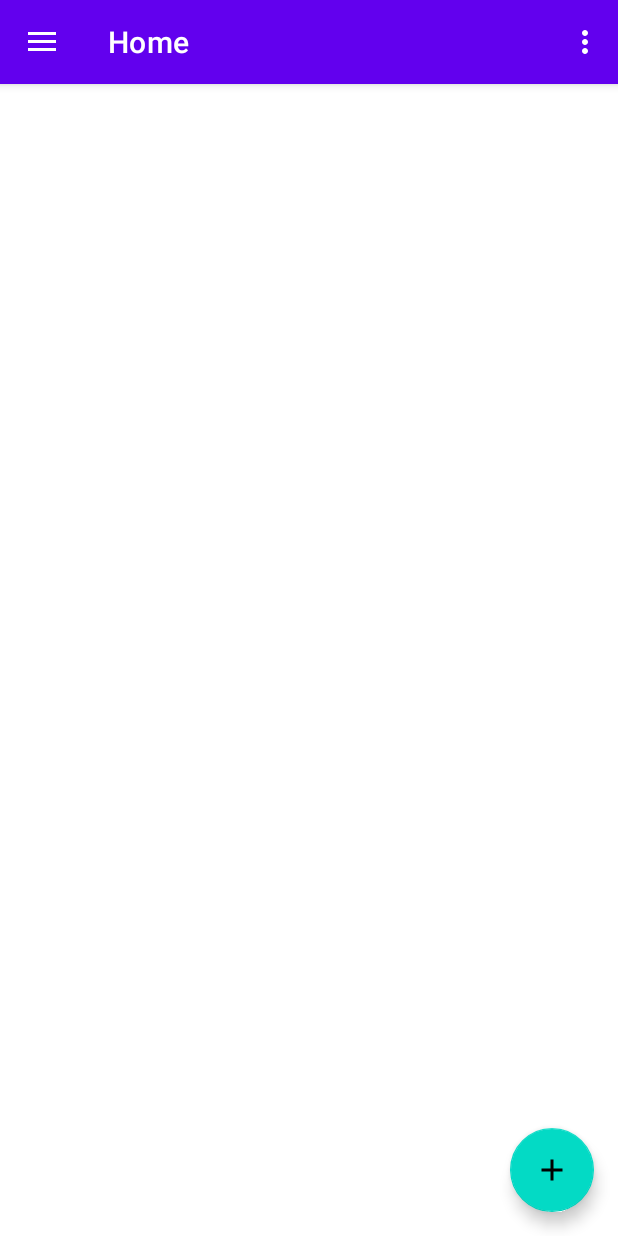
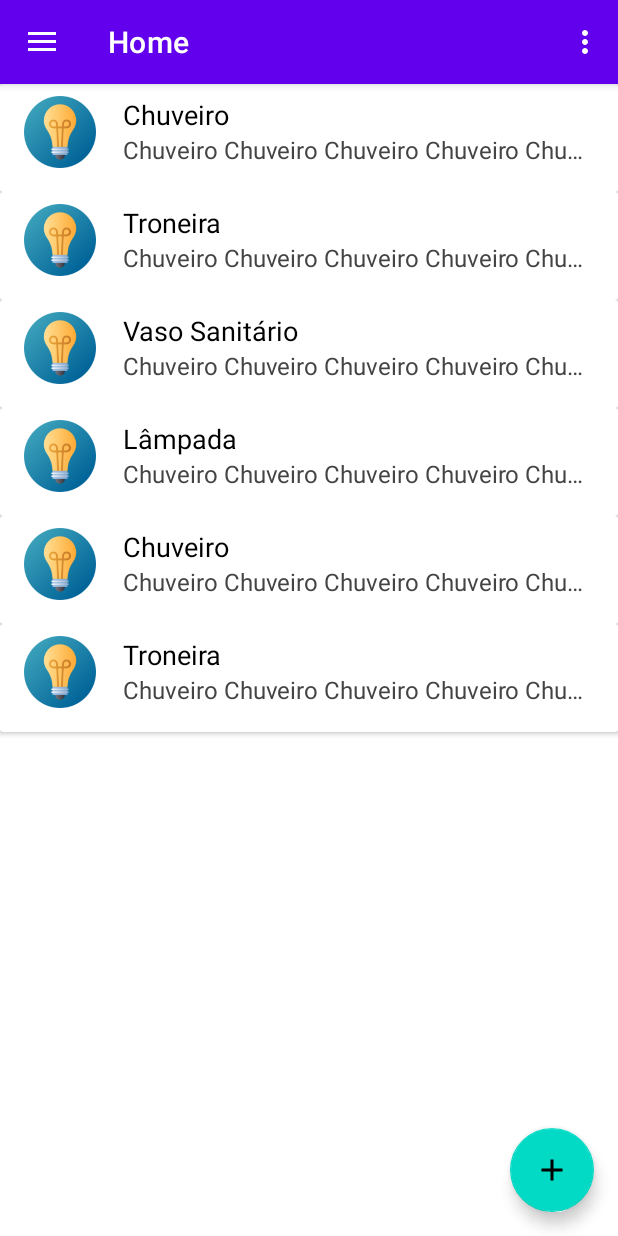
Before and after one commit to Guatias/FixIt, an Android app: the ClienteActivity screen opened directly, with no data from a screen before it, on a phone screen of 412 x 824 dp. Run offline under Robolectric (Android 15) with nearby library versions, the phone set to English and light mode, and no system bars; our stand-ins replace navigation-ui; 2 statements that could not run were skipped.

Commit message:
Adicionando dados na ReciclerView

```diff
--- a/app/src/main/java/com/example/fixit/ClienteActivity.java
+++ b/app/src/main/java/com/example/fixit/ClienteActivity.java
@@ -7,6 +7,7 @@ import android.view.View;
 import android.view.Menu;
 import android.widget.TextView;
 
+import com.example.fixit.ui.home.ServicoAdapter;
 import com.google.android.material.snackbar.Snackbar;
 import com.google.android.material.navigation.NavigationView;
 
@@ -16,13 +17,19 @@ import androidx.navigation.ui.AppBarConfiguration;
 import androidx.navigation.ui.NavigationUI;
 import androidx.drawerlayout.widget.DrawerLayout;
 import androidx.appcompat.app.AppCompatActivity;
+import androidx.recyclerview.widget.RecyclerView;
 
 import com.example.fixit.databinding.ActivityClienteBinding;
+
+import java.util.ArrayList;
+
+import models.Servicos;
 
 public class ClienteActivity extends AppCompatActivity {
 
     private AppBarConfiguration mAppBarConfiguration;
     private ActivityClienteBinding binding;
+    private ServicoAdapter servicoAdapter;
 
     @Override
     protected void onCreate(Bundle savedInstanceState) {
@@ -60,6 +67,10 @@ public class ClienteActivity extends AppCompatActivity {
         TextView email_menu = (TextView)navView.findViewById(R.id.emailMenu);
         nome_menu.setText(user.getNome());
         email_menu.setText(user.getEmail());
+
+        servicoAdapter = new ServicoAdapter(new ArrayList<>(Servicos.fakeServicos()));
+        RecyclerView rv = (RecyclerView) findViewById(R.id.recicler_view_tasks);
+        rv.setAdapter(servicoAdapter);
     }
 
     @Override
--- /dev/null
+++ b/app/src/main/java/com/example/fixit/ui/home/ServicoAdapter.java
@@ -0,0 +1,56 @@
+package com.example.fixit.ui.home;
+
+import android.view.LayoutInflater;
+import android.view.View;
+import android.view.ViewGroup;
+import android.widget.TextView;
+
+import androidx.annotation.NonNull;
+import androidx.recyclerview.widget.RecyclerView;
+
+import com.example.fixit.R;
+
+import java.util.ArrayList;
+
+import models.Servico;
+
+public class ServicoAdapter extends RecyclerView.Adapter<ServicoAdapter.ServicoViewHolder> {
+
+    private final ArrayList<Servico> servicos;
+
+    public ServicoAdapter(ArrayList<Servico> servicos) {
+        this.servicos = servicos;
+    }
+
+    @NonNull
+    @Override
+    public ServicoViewHolder onCreateViewHolder(@NonNull ViewGroup parent, int viewType) {
+        View view = LayoutInflater.from(parent.getContext()).inflate(R.layout.servico_item, parent, false);
+        return new ServicoViewHolder(view);
+    }
+
+    @Override
+    public void onBindViewHolder(@NonNull ServicoViewHolder holder, int position) {
+        Servico servico = servicos.get(position);
+        holder.bind(servico);
+    }
+
+    @Override
+    public int getItemCount() {
+        return servicos.size();
+    }
+
+    class ServicoViewHolder extends RecyclerView.ViewHolder {
+
+        TextView txtproblema;
+
+        public ServicoViewHolder(@NonNull View itemView) {
+            super(itemView);
+            txtproblema = itemView.findViewById(R.id.txt_problem);
+        }
+
+        public void bind(Servico servico) {
+            txtproblema.setText(servico.getProblema());
+        }
+    }
+}
--- /dev/null
+++ b/app/src/main/java/models/Servico.java
@@ -0,0 +1,70 @@
+package models;
+
+public class Servico {
+
+    private String problema;
+    private String descricao;
+    private String tipo;
+
+    public String getProblema() {
+        return problema;
+    }
+
+    public void setProblema(String problema) {
+        this.problema = problema;
+    }
+
+    public String getDescricao() {
+        return descricao;
+    }
+
+    public void setDescricao(String descricao) {
+        this.descricao = descricao;
+    }
+
+    public String getTipo() {
+        return tipo;
+    }
+
+    public void setTipo(String tipo) {
+        this.tipo = tipo;
+    }
+
+    public static class ServicoBuilder {
+
+        private String problema;
+        private String descricao;
+        private String tipo;
+
+        public ServicoBuilder setProblema(String problema) {
+            this.problema = problema;
+            return this;
+        }
+
+        public ServicoBuilder setDescricao(String descricao) {
+            this.descricao = descricao;
+            return this;
+        }
+
+        public ServicoBuilder setTipo(String tipo) {
+            this.tipo = tipo;
+            return this;
+        }
+
+        private ServicoBuilder(){}
+
+        public static ServicoBuilder builder(){
+            return new ServicoBuilder();
+        }
+
+        public Servico build() {
+            Servico servico = new Servico();
+            servico.problema = problema;
+            servico.descricao = descricao;
+            servico.tipo = tipo;
+            return servico;
+        }
+
+    }
+
+}
--- /dev/null
+++ b/app/src/main/java/models/Servicos.java
@@ -0,0 +1,48 @@
+package models;
+
+import java.util.Arrays;
+import java.util.List;
+
+public class Servicos {
+
+    public static List<Servico> fakeServicos() {
+        return Arrays.asList(
+                Servico.ServicoBuilder.builder()
+                        .setProblema("Chuveiro")
+                        .setDescricao("A resistência do meu chuveiro queimou e preciso de ajuda para trocar, o tipo do meu chuveiro é ...")
+                        .setTipo("Elétrico")
+                        .build(),
+
+                Servico.ServicoBuilder.builder()
+                        .setProblema("Troneira")
+                        .setDescricao("O encanamento da minha torneira esta entupido e preciso de ajuda para desentupir, o tipo da minha torneira é ...")
+                        .setTipo("Mecânico")
+                        .build(),
+
+                Servico.ServicoBuilder.builder()
+                        .setProblema("Vaso Sanitário")
+                        .setDescricao("O encanamento do meu vaso sanitário esta entupido e preciso de ajuda para desentupir, o tipo da minha vaso é ...")
+                        .setTipo("Elétrico")
+                        .build(),
+
+                Servico.ServicoBuilder.builder()
+                        .setProblema("Lâmpada")
+                        .setDescricao("Uma lâmpada de minha casa queimou e preciso de ajuda para trocar, eu ja tenho uma lâmpada reserva ....")
+                        .setTipo("Elétrico")
+                        .build(),
+
+                Servico.ServicoBuilder.builder()
+                        .setProblema("Chuveiro")
+                        .setDescricao("A resistência do meu chuveiro queimou e preciso de ajuda para trocar, o tipo do meu chuveiro é ....")
+                        .setTipo("Elétrico")
+                        .build(),
+
+                Servico.ServicoBuilder.builder()
+                        .setProblema("Troneira")
+                        .setDescricao("O encanamento da minha torneira esta entupido e preciso de ajuda para desentupir, o tipo da minha torneira é ...")
+                        .setTipo("Mecânico")
+                        .build()
+        );
+    }
+
+}
--- /dev/null
+++ b/app/src/main/res/drawable/card_view_bg.xml
@@ -0,0 +1,7 @@
+<?xml version="1.0" encoding="utf-8"?>
+<shape xmlns:android="http://schemas.android.com/apk/res/android">
+
+    <solid android:color="@color/white"></solid>
+    <corners android:radius="32dp"></corners>
+
+</shape>
--- a/app/src/main/res/layout/fragment_home.xml
+++ b/app/src/main/res/layout/fragment_home.xml
@@ -10,7 +10,8 @@
         android:id="@+id/recicler_view_tasks"
         android:layout_width="match_parent"
         android:layout_height="match_parent"
-        app:layoutManager="androidx.recyclerview.widget.LinearLayoutManager">
+        app:layoutManager="androidx.recyclerview.widget.LinearLayoutManager"
+        tools:listitem="@layout/servico_item">
 
     </androidx.recyclerview.widget.RecyclerView>
 
--- /dev/null
+++ b/app/src/main/res/layout/servico_item.xml
@@ -0,0 +1,52 @@
+<?xml version="1.0" encoding="utf-8"?>
+<androidx.cardview.widget.CardView xmlns:android="http://schemas.android.com/apk/res/android"
+    xmlns:tools="http://schemas.android.com/tools"
+    android:layout_width="match_parent"
+    android:layout_height="wrap_content"
+    android:background="@drawable/card_view_bg"
+    tools:showIn="@layout/fragment_home">
+
+    <RelativeLayout
+        android:layout_width="match_parent"
+        android:layout_height="wrap_content"
+        android:layout_marginStart="16dp"
+        android:layout_marginTop="8dp"
+        android:layout_marginEnd="16dp"
+        android:layout_marginBottom="16dp">
+
+        <ImageView
+            android:id="@+id/serv_icon"
+            android:layout_width="48dp"
+            android:layout_height="48dp"
+            android:src="@drawable/idea"></ImageView>
+
+        <TextView
+            android:id="@+id/txt_problem"
+            android:layout_width="match_parent"
+            android:layout_height="wrap_content"
+            android:layout_alignTop="@id/serv_icon"
+            android:layout_marginStart="18dp"
+            android:layout_toEndOf="@id/serv_icon"
+            android:text="Chuveiro"
+            android:textColor="@color/black"
+            android:textSize="18dp">
+
+        </TextView>
+
+        <TextView
+            android:id="@+id/txt_description"
+            android:layout_width="match_parent"
+            android:layout_height="wrap_content"
+            android:layout_below="@id/txt_problem"
+            android:layout_alignStart="@id/txt_problem"
+            android:layout_toEndOf="@id/serv_icon"
+            android:singleLine="true"
+            android:text="Chuveiro Chuveiro Chuveiro Chuveiro Chuveiro Chuveiro Chuveiro Chuveiro Chuveiro Chuveiro Chuveiro Chuveiro Chuveiro"
+            android:textColor="@color/darkerGrey"
+            android:textSize="16dp">
+
+        </TextView>
+
+    </RelativeLayout>
+
+</androidx.cardview.widget.CardView>
--- a/app/src/main/res/values/colors.xml
+++ b/app/src/main/res/values/colors.xml
@@ -7,4 +7,5 @@
     <color name="teal_700">#FF018786</color>
     <color name="black">#FF000000</color>
     <color name="white">#FFFFFFFF</color>
+    <color name="darkerGrey">#FF444444</color>
 </resources>
```
Also changed, not shown: app/src/main/java/com/example/fixit/ui/home/HomeFragment.java (+8 -0 lines), app/src/main/res/drawable-v24/idea.png (added), app/src/main/res/drawable-v24/wrench.png (added).
